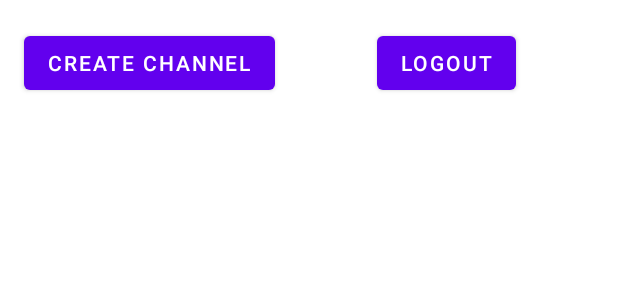
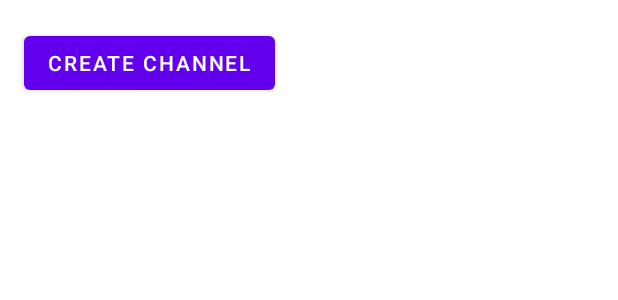
Before and after one commit to 2021mobiledevteam1/semester_app, an Android app: the layout activity_chat.xml on its own in the app's theme, with its tools: preview values and no code run, on a phone screen of 412 x 824 dp. Shown: the top 300 px of the screen. Run offline under Robolectric (Android 15) with nearby library versions, the phone set to English and light mode, and no system bars; plain views replace ChannelListView.

Commit message:
Adding logout functionality to navigation, fix link to login page from signup

```diff
--- a/app/src/main/res/layout/activity_chat.xml
+++ b/app/src/main/res/layout/activity_chat.xml
@@ -1,10 +1,15 @@
 <?xml version="1.0" encoding="utf-8"?>
-<androidx.constraintlayout.widget.ConstraintLayout xmlns:android="http://schemas.android.com/apk/res/android"
+<androidx.drawerlayout.widget.DrawerLayout xmlns:android="http://schemas.android.com/apk/res/android"
     xmlns:app="http://schemas.android.com/apk/res-auto"
     xmlns:tools="http://schemas.android.com/tools"
+    android:id="@+id/drawerLayout"
     android:layout_width="match_parent"
     android:layout_height="match_parent"
     tools:context=".Chat">
+
+    <androidx.constraintlayout.widget.ConstraintLayout
+        android:layout_width="match_parent"
+        android:layout_height="match_parent">
 
         <Button
             android:id="@+id/cc"
@@ -15,17 +20,6 @@
             app:layout_constraintEnd_toEndOf="parent"
             app:layout_constraintHorizontal_bias="0.065"
             app:layout_constraintStart_toStartOf="parent"
-        app:layout_constraintTop_toTopOf="parent"
-        app:layout_constraintVertical_bias="0.023" />
-
-    <Button
-        android:id="@+id/logout"
-        android:layout_width="wrap_content"
-        android:layout_height="wrap_content"
-        android:text="@string/logout"
-        app:layout_constraintBottom_toBottomOf="parent"
-        app:layout_constraintEnd_toEndOf="parent"
-        app:layout_constraintStart_toEndOf="@+id/cc"
             app:layout_constraintTop_toTopOf="parent"
             app:layout_constraintVertical_bias="0.023" />
 
@@ -43,5 +37,15 @@
 
         </io.getstream.chat.android.ui.channel.list.ChannelListView>
 
+    </androidx.constraintlayout.widget.ConstraintLayout>
 
-</androidx.constraintlayout.widget.ConstraintLayout>
+    <com.google.android.material.navigation.NavigationView
+        android:layout_width="wrap_content"
+        android:layout_height="match_parent"
+        android:id="@+id/navView"
+        app:menu="@menu/navigation_menu"
+        android:layout_gravity="start"
+        android:fitsSystemWindows="true"/>
+
+
+</androidx.drawerlayout.widget.DrawerLayout>
```
Also changed, not shown: app/src/main/java/com/example/superchat/ChannelActivity.kt (+23 -0 lines), app/src/main/java/com/example/superchat/Chat.kt (+37 -1 lines), app/src/main/java/com/example/superchat/MainActivity.kt (+0 -66 lines), app/src/main/java/com/example/superchat/Signup.kt (+7 -0 lines), app/src/main/res/layout/activity_channel.xml (+17 -1 lines). Lines whose indentation alone changed are shown as unchanged.
